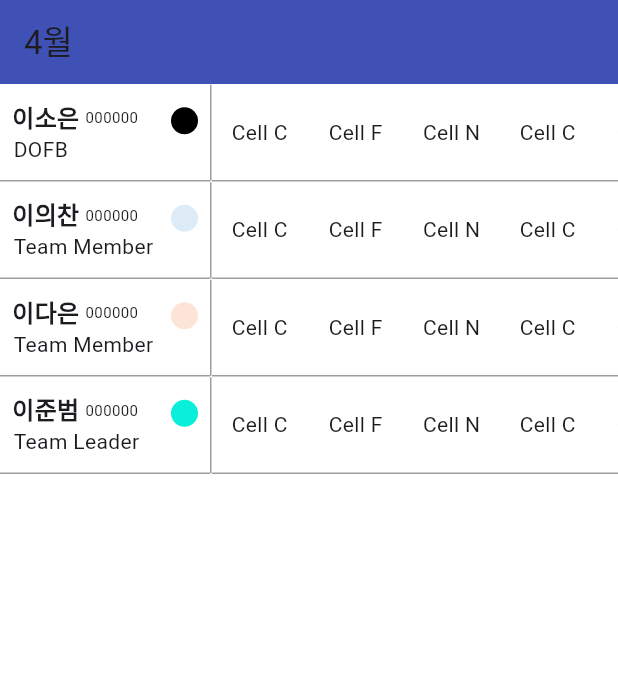
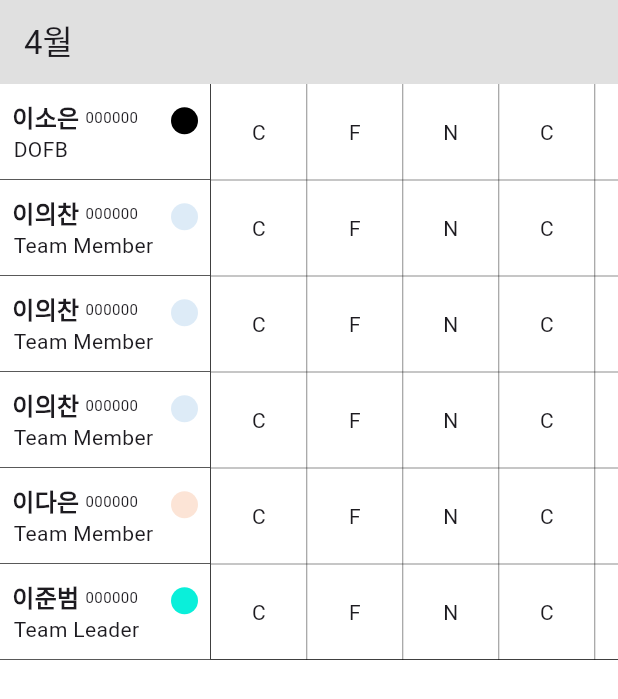
Before and after one commit to Eui9179/sohpia_scheduler, a Flutter app: the screen it shows after launch, on a phone screen of 412 x 824 dp. Shown: the top 699 px of the screen. Run offline on Flutter 3.47's test engine with Material 3 defaults, Android fonts, the phone set to English and light mode, and no system bars; missing offline and left inert: desktop_window; Roboto replaces fonts that are missing (Pretendard); project files that could hold a hidden picture were left out.

Commit message:
Feature/content-frame

```diff
--- a/lib/main.dart
+++ b/lib/main.dart
@@ -19,6 +19,9 @@ class MyApp extends StatelessWidget {
     return MaterialApp(
       title: 'Flutter Demo',
       home: const MyHomePage(),
+      theme: ThemeData(
+        fontFamily: 'Pretendard'
+      ),
     );
   }
 }
@@ -36,7 +39,7 @@ class _MyHomePageState extends State<MyHomePage> {
     return Scaffold(
       backgroundColor: Colors.white,
       appBar: AppBar(
-        backgroundColor: Colors.indigo,
+        backgroundColor: Colors.black12,
         title: Text("4월"),
       ),
       body: HomeScreen(),
--- a/lib/screen/main/content/f_content.dart
+++ b/lib/screen/main/content/f_content.dart
@@ -3,7 +3,6 @@ import 'package:sophia_scheduler/data/staff_data.dart';
 import 'package:sophia_scheduler/data/staff_position.dart';
 import 'package:sophia_scheduler/screen/main/content/schedule/f_schedule.dart';
 import 'package:sophia_scheduler/screen/main/content/staff/f_staff_list.dart';
-import 'package:sophia_scheduler/screen/main/content/staff/w_staff.dart';
 
 class ContentFrame extends StatelessWidget {
   const ContentFrame({super.key});
@@ -12,77 +11,39 @@ class ContentFrame extends StatelessWidget {
 
   @override
   Widget build(BuildContext context) {
+
     List<StaffData> staffs = [
       StaffData("이소은", "sophia", "000000", StaffPosition.DOFB, 30, 8),
+      StaffData("이의찬", "leui", "000000", StaffPosition.TEAM_MEMBER1, 30, 8),
+      StaffData("이의찬", "leui", "000000", StaffPosition.TEAM_MEMBER1, 30, 8),
       StaffData("이의찬", "leui", "000000", StaffPosition.TEAM_MEMBER1, 30, 8),
       StaffData("이다은", "daeun", "000000", StaffPosition.TEAM_MEMBER2, 30, 8),
       StaffData("이준범", "junbum", "000000", StaffPosition.TEAM_LEADER, 30, 8),
     ];
 
     Map<String, List<String>> schedules = {
-      staffs[0].name: ["C", "F", "N","C", "F", "N","C", "F", "N","C", "F", "N","C", "F", "N","C", "F", "N","C", "F", "N","C", "F", "N","C", "F", "N","C", "F", "N","C"],
-      staffs[1].name: ["C", "F", "N","C", "F", "N","C", "F", "N","C", "F", "N","C", "F", "N","C", "F", "N","C", "F", "N","C", "F", "N","C", "F", "N","C", "F", "N","C"],
-      staffs[2].name: ["C", "F", "N","C", "F", "N","C", "F", "N","C", "F", "N","C", "F", "N","C", "F", "N","C", "F", "N","C", "F", "N","C", "F", "N","C", "F", "N","C"],
-      staffs[3].name: ["C", "F", "N","C", "F", "N","C", "F", "N","C", "F", "N","C", "F", "N","C", "F", "N","C", "F", "N","C", "F", "N","C", "F", "N","C", "F", "N","C"],
+      staffs[0].name: ["C", "F", "N","C", "F", "N","C", "F", "N","C", "F", "N","C", "F", "N","C", "F", "N","C", "F", "N", "F", "N","C", "F", "N", "F", "N","C", "F", "N"],
+      staffs[1].name: ["C", "F", "N","C", "F", "N","C", "F", "N","C", "F", "N","C", "F", "N","C", "F", "N","C", "F", "N", "F", "N","C", "F", "N", "F", "N","C", "F", "N"],
+      staffs[2].name: ["C", "F", "N","C", "F", "N","C", "F", "N","C", "F", "N","C", "F", "N","C", "F", "N","C", "F", "N", "F", "N","C", "F", "N", "F", "N","C", "F", "N"],
+      staffs[3].name: ["C", "F", "N","C", "F", "N","C", "F", "N","C", "F", "N","C", "F", "N","C", "F", "N","C", "F", "N", "F", "N","C", "F", "N", "F", "N","C", "F", "N"],
+      staffs[4].name: ["C", "F", "N","C", "F", "N","C", "F", "N","C", "F", "N","C", "F", "N","C", "F", "N","C", "F", "N", "F", "N","C", "F", "N", "F", "N","C", "F", "N"],
+      staffs[5].name: ["C", "F", "N","C", "F", "N","C", "F", "N","C", "F", "N","C", "F", "N","C", "F", "N","C", "F", "N", "F", "N","C", "F", "N", "F", "N","C", "F", "N"],
     };
 
-    return Column(
-      mainAxisAlignment: MainAxisAlignment.center,
-      crossAxisAlignment: CrossAxisAlignment.center,
-      children:
-          staffs
-              .map(
-                (staff) => Column(
+    return Row(
       crossAxisAlignment: CrossAxisAlignment.start,
       children: [
-                    Row(
-                      children: [
-                        Column(
-                          children: [
-                            StaffWidget(staffData: staff),
+        StaffListFrame(staffs: staffs),
         SizedBox(
-                              width: 140,
-                              height: 1,
-                              child: Divider(
-                                color: Colors.black38,
-                                thickness: 1.0,
+          width: 0.5,
+          height: rowHeight * staffs.length,
+          child: VerticalDivider(
+            color: Colors.black,
+            thickness: 0.5,
           ),
         ),
+        ScheduleFrame(staffs: staffs, schedules: schedules),
       ],
-                        ),
-                        SizedBox(
-                          width: 1,
-                          height: rowHeight,
-                          child: VerticalDivider(
-                            color: Colors.black38,
-                            thickness: 1.0,
-                          ),
-                        ),
-                        Expanded(
-                          child: SingleChildScrollView(
-                            scrollDirection: Axis.horizontal,
-                            child: Column(
-                              crossAxisAlignment: CrossAxisAlignment.start,
-                              children: [
-                                ScheduleFrame(schedules: schedules[staff.name]!),
-                                SizedBox(
-                                  width: rowHeight * 31,
-                                  height: 1,
-                                  child: Divider(
-                                    color: Colors.black38,
-                                    thickness: 1.0,
-                                  ),
-                                ),
-                              ],
-                            ),
-                          ),
-                        ),
-                      ],
-                    ),
-                  ],
-                ),
-              )
-              .toList(),
     );
   }
 }
--- a/lib/screen/main/content/schedule/f_schedule.dart
+++ b/lib/screen/main/content/schedule/f_schedule.dart
@@ -1,10 +1,16 @@
 import 'package:flutter/material.dart';
+import 'package:sophia_scheduler/data/staff_data.dart';
 import 'package:sophia_scheduler/screen/main/content/f_content.dart';
 
 class ScheduleFrame extends StatefulWidget {
-  const ScheduleFrame({super.key, required this.schedules});
+  const ScheduleFrame({
+    super.key,
+    required this.schedules,
+    required this.staffs,
+  });
 
-  final List<String> schedules;
+  final List<StaffData> staffs;
+  final Map<String, List<String>> schedules;
 
   @override
   State<ScheduleFrame> createState() => _ScheduleFrameState();
@@ -13,14 +19,39 @@ class ScheduleFrame extends StatefulWidget {
 class _ScheduleFrameState extends State<ScheduleFrame> {
   @override
   Widget build(BuildContext context) {
-    return Row(
-        children: widget.schedules.map((schedule) => Container(
-          height: ContentFrame.rowHeight,
-          width: ContentFrame.rowHeight,
-          // decoration: BoxDecoration(border: Border.(color: Colors.black)),
-          padding: EdgeInsets.all(0),
-          alignment: Alignment.center,
-          child: Text("Cell $schedule"),
-        )).toList());
+    return Expanded(
+      child: SingleChildScrollView(
+        scrollDirection: Axis.horizontal,
+        child: Table(
+          border: TableBorder(
+            bottom: BorderSide(width: 0.5, color: Colors.black),
+            right: BorderSide(width: 0.5, color: Colors.black),
+            horizontalInside: BorderSide(width: 0.3, color: Colors.black), // 내부 가로선
+            verticalInside: BorderSide(width: 0.3, color: Colors.black), // 내부 세로선
+          ),
+          columnWidths: {
+            for (var index in List.generate(
+              widget.schedules.values.first.length,
+              (index) => index,
+            ))
+              index: FixedColumnWidth(ContentFrame.rowHeight),
+          },
+          children:
+              widget.staffs.map((staff) {
+                return TableRow(
+                  children:
+                      widget.schedules[staff.name]!.map((schedule) {
+                        return Container(
+                          width: ContentFrame.rowHeight,
+                          height: ContentFrame.rowHeight,
+                          alignment: Alignment.center,
+                          child: Text(schedule),
+                        );
+                      }).toList(),
+                );
+              }).toList(),
+        ),
+      ),
+    );
   }
 }
--- a/lib/screen/main/content/staff/f_staff_list.dart
+++ b/lib/screen/main/content/staff/f_staff_list.dart
@@ -1,5 +1,4 @@
 import 'package:flutter/material.dart';
-import 'package:sophia_scheduler/data/staff_position.dart';
 import 'package:sophia_scheduler/data/staff_data.dart';
 import 'package:sophia_scheduler/screen/main/content/staff/w_staff.dart';
 
@@ -17,9 +16,13 @@ class StaffListFrame extends StatelessWidget {
           staffs
               .map(
                 (staff) => Column(
-                  crossAxisAlignment: CrossAxisAlignment.start,
                   children: [
-                    StaffWidget(staffData: staff)
+                    StaffWidget(staffData: staff),
+                    SizedBox(
+                      width: 140,
+                      height: 0,
+                      child: Divider(color: Colors.black87, thickness: 0.5),
+                    ),
                   ],
                 ),
               )
--- a/lib/screen/main/content/staff/w_staff.dart
+++ b/lib/screen/main/content/staff/w_staff.dart
@@ -7,13 +7,14 @@ class StaffWidget extends StatelessWidget {
   const StaffWidget({super.key, required this.staffData});
 
   final StaffData staffData;
+  static double width = 140;
 
   @override
   Widget build(BuildContext context) {
     return Container(
       padding: EdgeInsets.all(8),
       alignment: Alignment.center,
-      width: 140,
+      width: width,
       height: ContentFrame.rowHeight,
       child: Column(
         crossAxisAlignment: CrossAxisAlignment.start,
@@ -29,7 +30,7 @@ class StaffWidget extends StatelessWidget {
                 children: [
                   Text(
                     staffData.name,
-                    style: TextStyle(fontSize: 16, fontWeight: FontWeight.bold),
+                    style: TextStyle(fontSize: 16, fontWeight: FontWeight.w700),
                   ),
                   SizedBox(width: 4),
                   Text(staffData.serialNumber, style: TextStyle(fontSize: 10)),
```
Also changed, not shown: pubspec.yaml (+19 -0 lines), assets/fonts/Pretendard-Thin.otf (added), 8 other files. Lines whose indentation alone changed are shown as unchanged.
